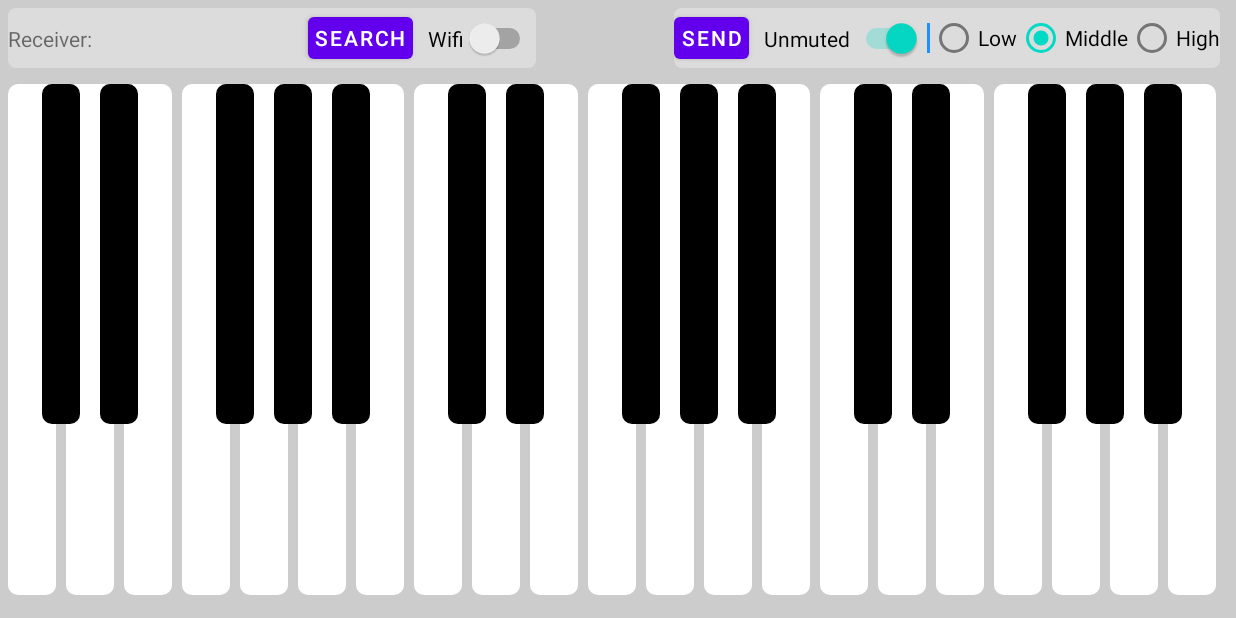
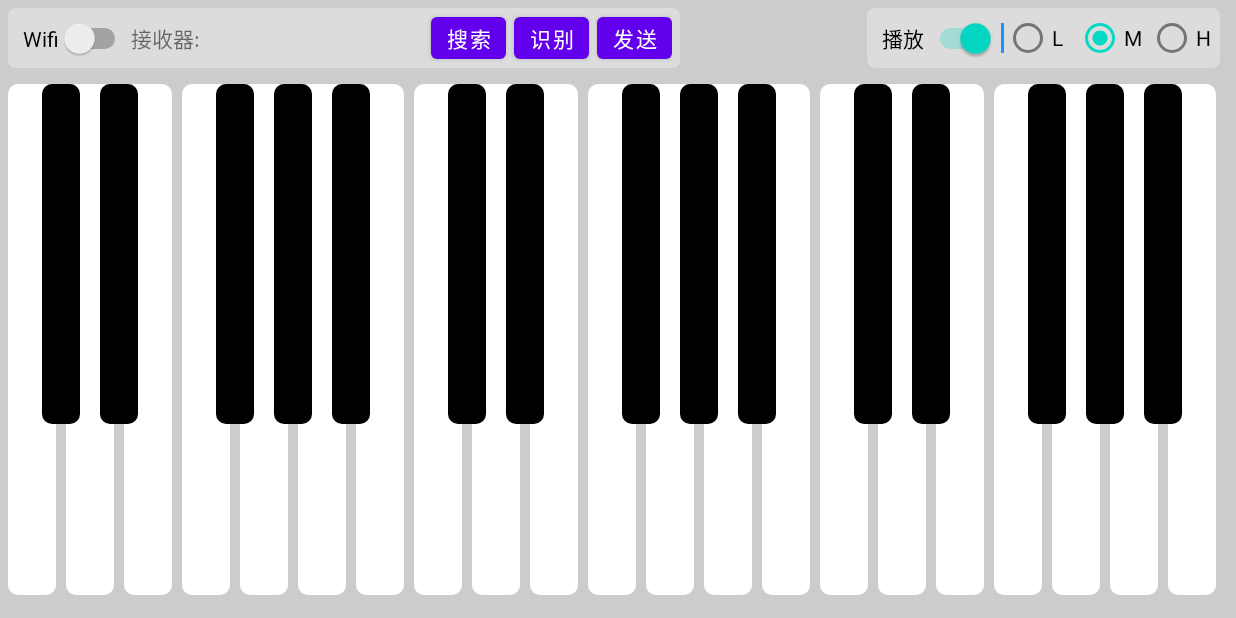
Before and after one commit to yeal911/IOT_Piano, an Android app: the screen it shows after launch (MainActivity), on a phone screen of 824 x 412 dp (held sideways). Run offline under Robolectric (Android 15) with nearby library versions, the phone set to English and light mode, and no system bars.

Commit message:
add UI for recording

```diff
--- a/app/src/main/java/com/taoping/iotpiano/MainActivity.java
+++ b/app/src/main/java/com/taoping/iotpiano/MainActivity.java
@@ -52,6 +52,7 @@ public class MainActivity extends AppCompatActivity {
     private TextView noteText;
     private TextView ipText;
     private Button searchIPBtn;
+    private Button recordBtn;
     private Button sendNoteBtn;
     private TextView noteCoverText;
     private boolean muteSound = false; //手机是否播放音，默认播放
@@ -72,6 +73,7 @@ public class MainActivity extends AppCompatActivity {
         @SuppressLint("UseSwitchCompatOrMaterialCode") final Switch transmissionSwitch = findViewById(R.id.switchWifiIR);
         @SuppressLint("UseSwitchCompatOrMaterialCode") final Switch muteSwitch = findViewById(R.id.muteSwitch);
         searchIPBtn = (Button) findViewById(R.id.searchReceiverBtn);
+        recordBtn = (Button) findViewById(R.id.recordBtn);
         sendNoteBtn = (Button) findViewById(R.id.sendNoteBtn);
         keyboard = (PianoKeyboardView) findViewById(R.id.piano_keyboard_view);
         assetManager = getAssets();
@@ -96,21 +98,25 @@ public class MainActivity extends AppCompatActivity {
         });
         muteSwitch.setOnClickListener(view -> {
             if(muteSwitch.isChecked()){
-                muteSwitch.setText("Unmuted");
+                muteSwitch.setText("播放");
                 muteSound = false;
                 showMessage("Unmuted.");
             }else{
-                muteSwitch.setText("Muted");
+                muteSwitch.setText("静音");
                 muteSound = true;
                 showMessage("Muted.");
             }
         });
         searchIPBtn.setOnClickListener(v -> {
-            recordAndAnalyze();
-//            searchIPBtn.setEnabled(false);
-//            searchReceiverIP();
+            searchIPBtn.setEnabled(false);
+            searchReceiverIP();
             // Perform action on click
             showMessage("Searching for IP receiver...");
+        });
+        recordBtn.setOnClickListener(v -> {
+            recordAndAnalyze();
+            // Perform action on click
+            showMessage("Listening melody...");
         });
         sendNoteBtn.setOnClickListener(v -> {
             //把最后一个note加进去
--- a/app/src/main/res/layout/activity_main.xml
+++ b/app/src/main/res/layout/activity_main.xml
@@ -19,16 +19,27 @@
             app:layout_constraintBottom_toBottomOf="parent"
             app:layout_constraintLeft_toLeftOf="parent"
             app:layout_constraintTop_toTopOf="parent"
+            android:paddingEnd="5dp"
             android:background="@drawable/group_background">
+            <Switch
+                android:id="@+id/switchWifiIR"
+                android:layout_width="wrap_content"
+                android:layout_height="wrap_content"
+                android:layout_marginStart="10dp"
+                android:text="Wifi"
+                app:layout_constraintBottom_toBottomOf="parent"
+                app:layout_constraintLeft_toLeftOf="parent"
+                app:layout_constraintTop_toTopOf="parent"
+                tools:ignore="UseSwitchCompatOrMaterialXml,TouchTargetSizeCheck" />
             <TextView
                 android:id="@+id/captionText"
                 android:layout_width="70dp"
                 android:layout_height="wrap_content"
                 android:ems="10"
                 android:gravity="center_vertical"
-                android:text="Receiver:"
+                android:text="接收器:"
                 app:layout_constraintBottom_toBottomOf="parent"
-                app:layout_constraintLeft_toLeftOf="parent"
+                app:layout_constraintLeft_toRightOf="@+id/switchWifiIR"
                 app:layout_constraintTop_toTopOf="parent"
                 tools:ignore="TouchTargetSizeCheck" />
             <TextView
@@ -46,24 +57,39 @@
                 tools:ignore="TouchTargetSizeCheck" />
             <Button
                 android:id="@+id/searchReceiverBtn"
-                android:layout_width="70dp"
+                android:layout_width="50dp"
                 android:layout_height="wrap_content"
                 android:padding="0dp"
                 android:gravity="center"
-                android:text="Search"
+                android:text="搜索"
                 app:layout_constraintLeft_toRightOf="@+id/ipText"
                 app:layout_constraintTop_toTopOf="parent"
                 tools:ignore="TouchTargetSizeCheck" />
-            <Switch
-                android:id="@+id/switchWifiIR"
-                android:layout_width="wrap_content"
+            <Button
+                android:id="@+id/recordBtn"
+                android:layout_width="50dp"
                 android:layout_height="wrap_content"
-                android:layout_marginStart="10dp"
-                android:text="Wifi"
+                android:layout_marginStart="5dp"
+                android:gravity="center"
+                android:padding="0dp"
+                android:text="识别"
                 app:layout_constraintBottom_toBottomOf="parent"
                 app:layout_constraintLeft_toRightOf="@+id/searchReceiverBtn"
                 app:layout_constraintTop_toTopOf="parent"
-                tools:ignore="UseSwitchCompatOrMaterialXml,TouchTargetSizeCheck" />
+                tools:ignore="TouchTargetSizeCheck" />
+            <Button
+                android:id="@+id/sendNoteBtn"
+                android:layout_width="50dp"
+                android:layout_height="wrap_content"
+                android:layout_marginStart="5dp"
+                android:layout_marginEnd="5dp"
+                android:gravity="center"
+                android:padding="0dp"
+                android:text="发送"
+                app:layout_constraintBottom_toBottomOf="parent"
+                app:layout_constraintLeft_toRightOf="@+id/recordBtn"
+                app:layout_constraintTop_toTopOf="parent"
+                tools:ignore="TouchTargetSizeCheck" />
         </androidx.constraintlayout.widget.ConstraintLayout>
         <androidx.constraintlayout.widget.ConstraintLayout
             android:id="@+id/pianoSetLayout"
@@ -74,25 +100,15 @@
             app:layout_constraintTop_toTopOf="parent"
             android:layout_marginEnd="5dp"
             android:background="@drawable/group_background">
-            <Button
-                android:id="@+id/sendNoteBtn"
-                android:layout_width="50dp"
-                android:padding="0dp"
-                android:layout_height="wrap_content"
-                android:gravity="center"
-                android:text="Send"
-                app:layout_constraintBottom_toBottomOf="parent"
-                app:layout_constraintLeft_toLeftOf="parent"
-                app:layout_constraintTop_toTopOf="parent" />
             <Switch
                 android:id="@+id/muteSwitch"
                 android:layout_width="wrap_content"
                 android:layout_height="wrap_content"
                 android:layout_marginStart="10dp"
-                android:text="Unmuted"
+                android:text="播放"
                 android:checked="true"
                 app:layout_constraintBottom_toBottomOf="parent"
-                app:layout_constraintLeft_toRightOf="@+id/sendNoteBtn"
+                app:layout_constraintLeft_toLeftOf="parent"
                 app:layout_constraintTop_toTopOf="parent"
                 tools:ignore="UseSwitchCompatOrMaterialXml" />
             <View
@@ -120,7 +136,7 @@
                     android:id="@+id/lowToneRadioButton"
                     android:layout_width="wrap_content"
                     android:layout_height="wrap_content"
-                    android:text="Low"
+                    android:text="L"
                     tools:ignore="TouchTargetSizeCheck" />
 
                 <RadioButton
@@ -128,14 +144,14 @@
                     android:layout_width="wrap_content"
                     android:layout_height="wrap_content"
                     android:checked="true"
-                    android:text="Middle"
+                    android:text="M"
                     tools:ignore="TouchTargetSizeCheck" />
 
                 <RadioButton
                     android:id="@+id/highToneRadioButton"
                     android:layout_width="wrap_content"
                     android:layout_height="wrap_content"
-                    android:text="High"
+                    android:text="H"
                     tools:ignore="TouchTargetSizeCheck" />
             </RadioGroup>
         </androidx.constraintlayout.widget.ConstraintLayout>
```
